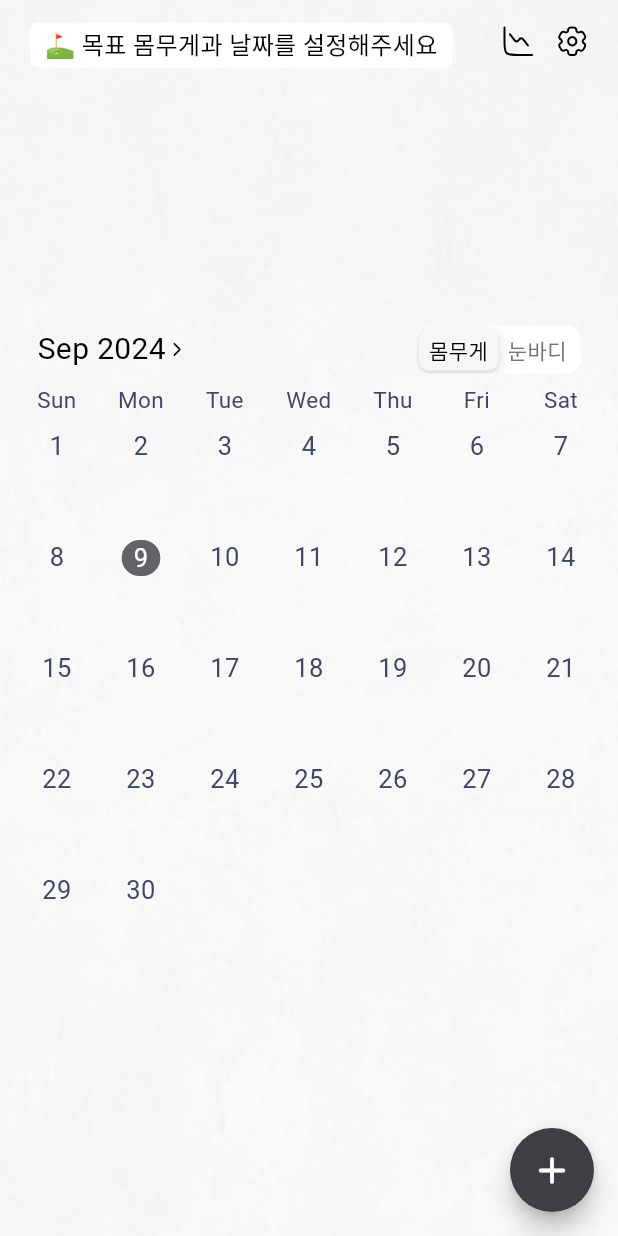
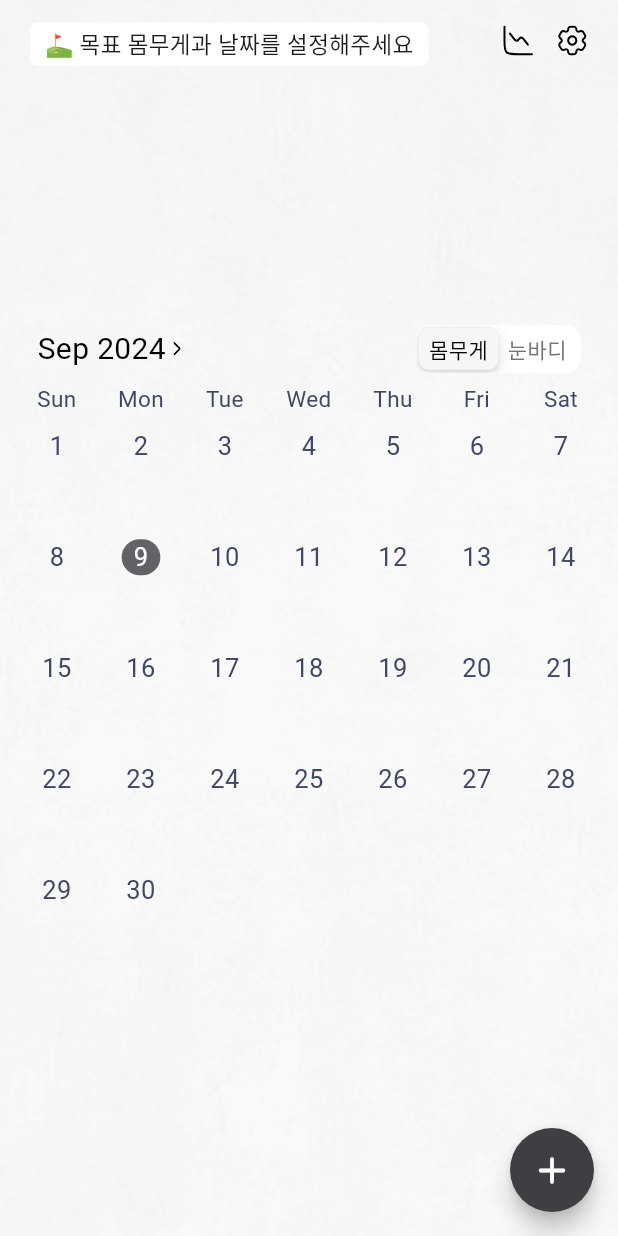
Before and after one commit to kthdd1234/my_weight_app, a Flutter app: the screen it shows after launch, after a tap on "시작하기", on a phone screen of 412 x 824 dp. Run offline on Flutter 3.47's test engine with Material 3 defaults, Android fonts, the light colour scheme and no system bars; drawn by our look-alikes of table_calendar; our stand-ins replace carousel_slider, easy_localization, flutter_svg, google_mobile_ads, hive, hive_flutter and 6 more; missing offline and left inert: app_tracking_transparency, multi_value_listenable_builder, purchases_flutter; accounts and stored records are empty; Roboto replaces fonts that are missing (Omyu).

Commit message:
- 몸무게 변화 그래프, 목표 체중 폰트 컬러 적용

```diff
--- /dev/null
+++ b/lib/common/CommonRichText.dart
@@ -0,0 +1,42 @@
+import 'package:flutter/cupertino.dart';
+import 'package:my_weight_app/util/constant.dart';
+import 'package:my_weight_app/util/final.dart';
+
+class CommonRichText extends StatelessWidget {
+  CommonRichText({
+    super.key,
+    required this.startText,
+    required this.targetText,
+    required this.targetTextColor,
+    required this.endText,
+  });
+
+  String startText, targetText, endText;
+  Color targetTextColor;
+
+  @override
+  Widget build(BuildContext context) {
+    return RichText(
+      text: TextSpan(
+        style: DefaultTextStyle.of(context).style,
+        children: [
+          TextSpan(
+            text: startText,
+            style: const TextStyle(fontSize: defaultFontSize - 2),
+          ),
+          TextSpan(
+            text: targetText,
+            style: TextStyle(
+              color: targetTextColor,
+              fontSize: defaultFontSize - 2,
+            ),
+          ),
+          TextSpan(
+            text: endText,
+            style: const TextStyle(fontSize: defaultFontSize - 2),
+          ),
+        ],
+      ),
+    );
+  }
+}
--- a/lib/page/GraphPage.dart
+++ b/lib/page/GraphPage.dart
@@ -75,7 +75,7 @@ class _GraphPageState extends State<GraphPage> {
   Widget build(BuildContext context) {
     return CommonBackground(
       child: CommonScaffold(
-        appBarInfo: AppBarInfoClass(title: '그래프'),
+        appBarInfo: AppBarInfoClass(title: '몸무게 변화'),
         body: Column(
           children: [
             ContainerGraph(
--- a/lib/widget/bottomSheet/GoalWeightBottomSheet.dart
+++ b/lib/widget/bottomSheet/GoalWeightBottomSheet.dart
@@ -65,6 +65,8 @@ class _GoalWeightBottomSheetState extends State<GoalWeightBottomSheet> {
               CommonTextFormField(
                 isSuffix: true,
                 autofocus: true,
+                cursorColor: purple.s400,
+                textColor: purple.original,
                 controller: controller,
                 hintText: '목표 몸무게를 입력해주세요'.tr(),
                 keyboardType:
@@ -75,7 +77,7 @@ class _GoalWeightBottomSheetState extends State<GoalWeightBottomSheet> {
                 outerPadding: const EdgeInsets.only(top: 10),
                 text: '완료',
                 textColor: isCompleted ? Colors.white : grey.s400,
-                buttonColor: isCompleted ? darkButtonColor : Colors.white,
+                buttonColor: isCompleted ? purple.s300 : Colors.white,
                 verticalPadding: 10,
                 borderRadius: 7,
                 onTap: () {
--- a/lib/widget/home/HeaderBar.dart
+++ b/lib/widget/home/HeaderBar.dart
@@ -1,6 +1,8 @@
 import 'package:easy_localization/easy_localization.dart';
 import 'package:flutter/cupertino.dart';
+import 'package:flutter/material.dart';
 import 'package:multi_value_listenable_builder/multi_value_listenable_builder.dart';
+import 'package:my_weight_app/common/CommonRichText.dart';
 import 'package:my_weight_app/common/CommonSvg.dart';
 import 'package:my_weight_app/common/CommonTag.dart';
 import 'package:my_weight_app/model/user_box/user_box.dart';
@@ -59,12 +61,26 @@ class _HeaderBarState extends State<HeaderBar> {
           children: [
             Padding(
               padding: const EdgeInsets.fromLTRB(10, 5, 0, 0),
-              child: CommonTag(
-                text: isGoal
-                    ? '⛳️ $goalDateTimeText까지 $goalWeightText 달성!'
-                    : '⛳️ 목표 몸무게과 날짜를 설정해주세요',
-                fontSize: 16,
+              child: InkWell(
                 onTap: onGoal,
+                child: Container(
+                  padding: const EdgeInsets.symmetric(
+                    horizontal: 10,
+                    vertical: 3,
+                  ),
+                  decoration: BoxDecoration(
+                    color: Colors.white,
+                    borderRadius: BorderRadius.circular(5),
+                  ),
+                  child: CommonRichText(
+                    startText: isGoal
+                        ? '⛳️ $goalDateTimeText까지'
+                        : '⛳️ 목표 몸무게과 날짜를 설정해주세요',
+                    targetText: isGoal ? ' $goalWeightText ' : '',
+                    targetTextColor: purple.original,
+                    endText: isGoal ? '달성!' : '',
+                  ),
+                ),
               ),
             ),
             const Spacer(),
```
Also changed, not shown: lib/util/class.dart (+7 -0 lines), lib/util/func.dart (+35 -0 lines), lib/widget/graph/WeightGraph.dart (+95 -10 lines).
